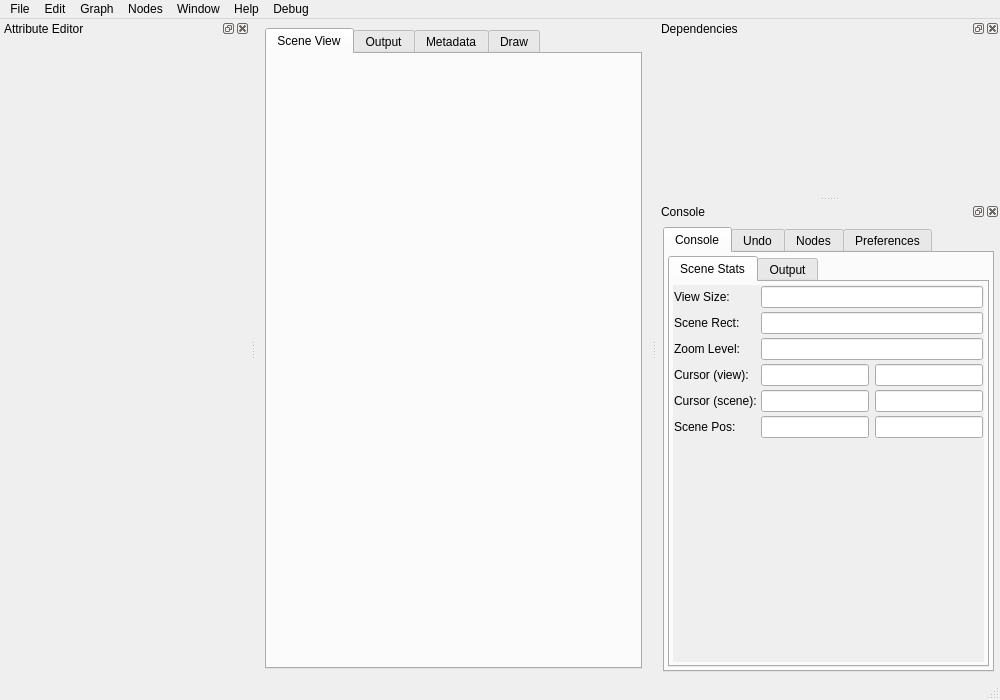
Old version of the form ui/SceneGraph.ui in the repository mfessenden/SceneGraph.
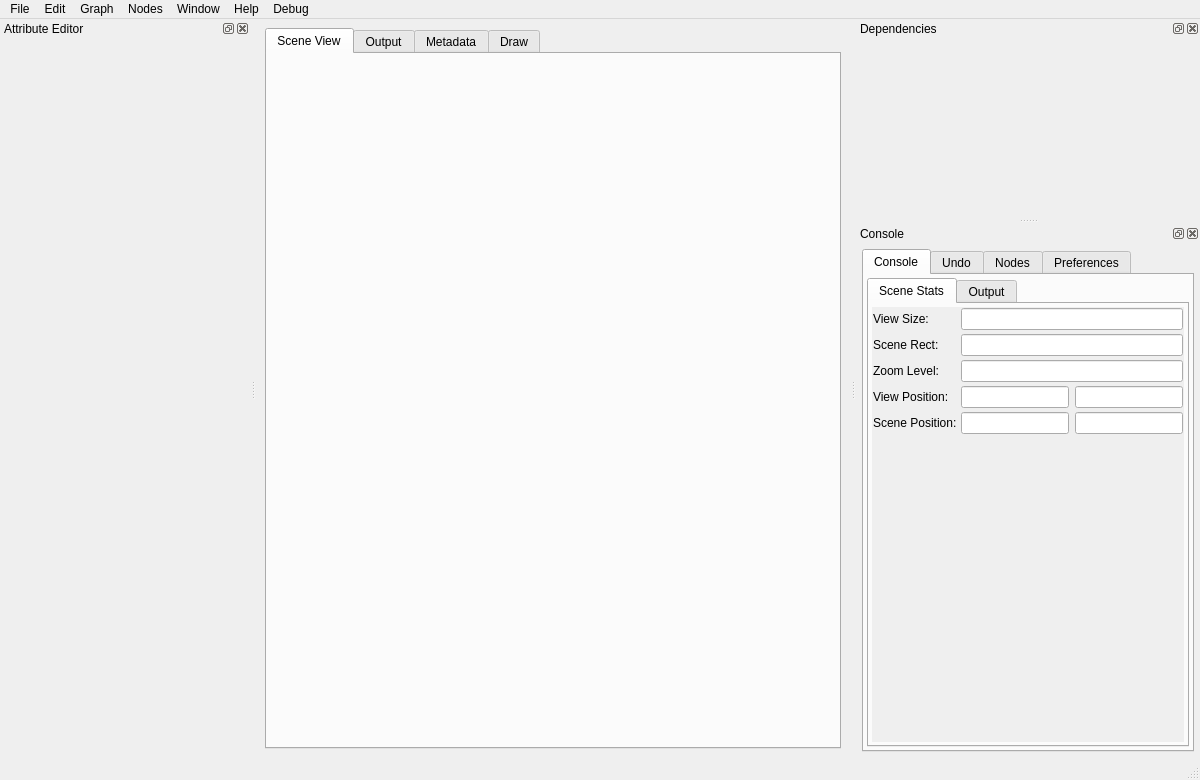
New version of the form. Icons and pictures are not drawn.

The edit to the form file:
```diff
--- a/ui/SceneGraph.ui
+++ b/ui/SceneGraph.ui
@@ -6,8 +6,8 @@
    <rect>
     <x>0</x>
     <y>0</y>
-    <width>1000</width>
-    <height>700</height>
+    <width>1200</width>
+    <height>780</height>
    </rect>
   </property>
   <property name="windowTitle">
@@ -143,7 +143,7 @@
     <rect>
      <x>0</x>
      <y>0</y>
-     <width>1000</width>
+     <width>1200</width>
      <height>25</height>
     </rect>
    </property>
@@ -278,7 +278,7 @@
           <x>0</x>
           <y>0</y>
           <width>244</width>
-          <height>620</height>
+          <height>700</height>
          </rect>
         </property>
         <layout class="QVBoxLayout" name="attributeScrollAreaLayout">
@@ -329,8 +329,8 @@
          <rect>
           <x>0</x>
           <y>0</y>
-          <width>387</width>
-          <height>119</height>
+          <width>386</width>
+          <height>128</height>
          </rect>
         </property>
         <layout class="QVBoxLayout" name="sceneScrollAreaLayout">
@@ -425,8 +425,8 @@
                  <rect>
                   <x>0</x>
                   <y>0</y>
-                  <width>361</width>
-                  <height>376</height>
+                  <width>360</width>
+                  <height>447</height>
                  </rect>
                 </property>
                 <layout class="QFormLayout" name="consoleScrollAreaLayout">
@@ -475,7 +475,7 @@
                  <item row="3" column="0">
                   <widget class="QLabel" name="cursorXLabel">
                    <property name="text">
-                    <string>Cursor (view):</string>
+                    <string>View Position:</string>
                    </property>
                   </widget>
                  </item>
@@ -501,7 +501,7 @@
                  <item row="4" column="0">
                   <widget class="QLabel" name="sceneCursorXLabel">
                    <property name="text">
-                    <string>Cursor (scene):</string>
+                    <string>Scene Position:</string>
                    </property>
                   </widget>
                  </item>
@@ -524,29 +524,12 @@
                    </layout>
                   </widget>
                  </item>
-                 <item row="5" column="0">
-                  <widget class="QLabel" name="scenePosLabel">
-                   <property name="text">
-                    <string>Scene Pos:</string>
-                   </property>
-                  </widget>
-                 </item>
                  <item row="5" column="1">
                   <widget class="QWidget" name="widget" native="true">
                    <layout class="QHBoxLayout" name="mainLayout_3">
                     <property name="margin">
                      <number>0</number>
                     </property>
-                    <item>
-                     <widget class="QLineEdit" name="scene_posx1"/>
-                    </item>
-                    <item>
-                     <widget class="QLineEdit" name="scene_posy1">
-                      <property name="inputMask">
-                       <string/>
-                      </property>
-                     </widget>
-                    </item>
                    </layout>
                   </widget>
                  </item>
```
Left out of the diff: 25 changed lines with no effect on the pictures.
